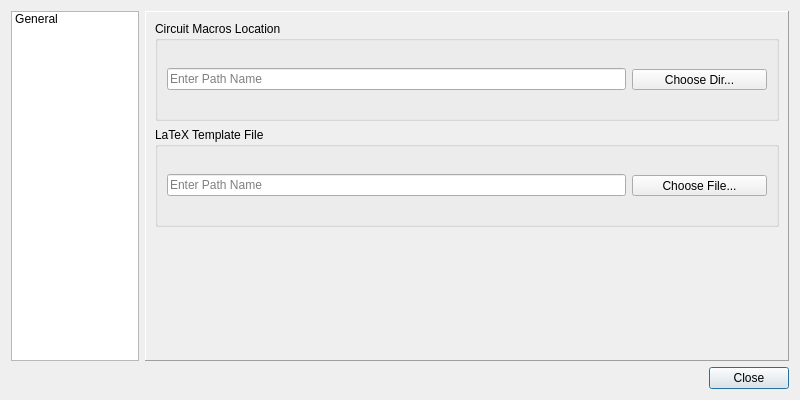
Above: pycirkuit/ui/configdialog.ui from orestesmas/pycirkuit before the change. Below: the same form after it.
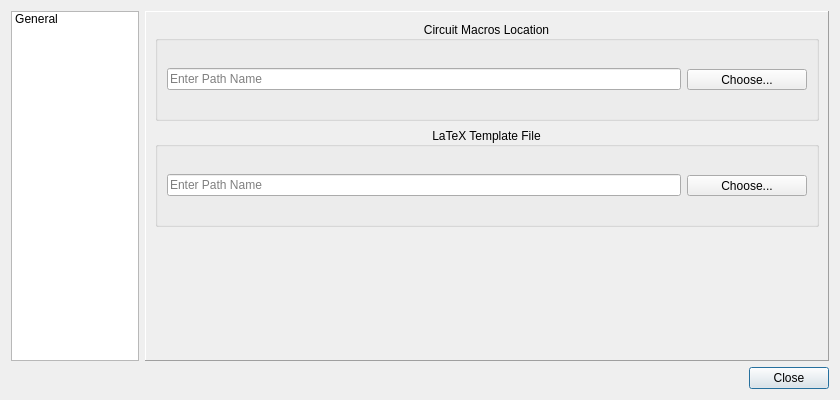
That is the form after the change. Icons and pictures are not drawn.

Commit message: Change two simple labels is sooo long...

Diff of the .ui file:
```diff
--- a/pycirkuit/ui/configdialog.ui
+++ b/pycirkuit/ui/configdialog.ui
@@ -6,7 +6,7 @@
    <rect>
     <x>0</x>
     <y>0</y>
-    <width>800</width>
+    <width>840</width>
     <height>400</height>
    </rect>
   </property>
@@ -98,6 +98,9 @@
            <property name="title">
             <string comment="Group box title">Circuit Macros Location</string>
            </property>
+           <property name="alignment">
+            <set>Qt::AlignCenter</set>
+           </property>
            <layout class="QHBoxLayout" name="horizontalLayout_3">
             <item>
              <widget class="QLineEdit" name="cmPath">
@@ -119,12 +122,12 @@
              <widget class="QToolButton" name="toolButtonCMPath">
               <property name="minimumSize">
                <size>
-                <width>135</width>
+                <width>120</width>
                 <height>0</height>
                </size>
               </property>
               <property name="text">
-               <string comment="Button text">Choose Dir...</string>
+               <string comment="Button text">Choose...</string>
               </property>
               <property name="icon">
                <iconset resource="../resources/resources.qrc">
@@ -149,6 +152,9 @@
            <property name="title">
             <string comment="Group box title">LaTeX Template File</string>
            </property>
+           <property name="alignment">
+            <set>Qt::AlignCenter</set>
+           </property>
            <layout class="QHBoxLayout" name="horizontalLayout_4">
             <item>
              <widget class="QLineEdit" name="templateFile">
@@ -164,12 +170,12 @@
              <widget class="QToolButton" name="toolButtonTemplatePath">
               <property name="minimumSize">
                <size>
-                <width>135</width>
+                <width>120</width>
                 <height>0</height>
                </size>
               </property>
               <property name="text">
-               <string comment="Button text">Choose File...</string>
+               <string comment="Button text">Choose...</string>
               </property>
               <property name="icon">
                <iconset resource="../resources/resources.qrc">
```
Left out of the diff: 4 changed lines with no effect on the pictures. The commit also changes 5 other files.
